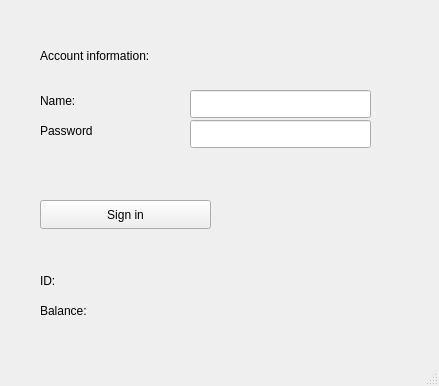
The window that student.ui (OmarAlmek/library2) describes before a commit, drawn with Qt 5.
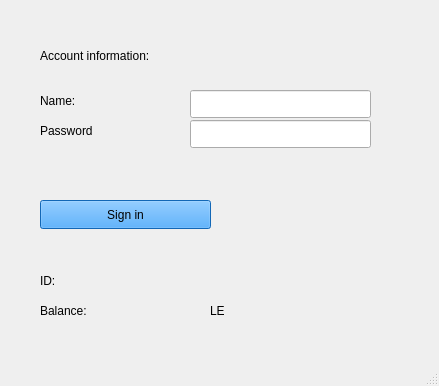
The same window after the commit.

```diff
--- a/student.ui
+++ b/student.ui
@@ -13,6 +13,9 @@
   <property name="windowTitle">
    <string>Student</string>
   </property>
+  <property name="styleSheet">
+   <string notr="true"/>
+  </property>
   <widget class="QWidget" name="centralwidget">
    <widget class="QLabel" name="label">
     <property name="geometry">
@@ -82,6 +85,9 @@
       <height>29</height>
      </rect>
     </property>
+    <property name="styleSheet">
+     <string notr="true">background-color: rgb(25, 144, 255);</string>
+    </property>
     <property name="text">
      <string>Sign in</string>
     </property>
@@ -151,6 +157,19 @@
      <string/>
     </property>
    </widget>
+   <widget class="QLabel" name="label_balance_2">
+    <property name="geometry">
+     <rect>
+      <x>210</x>
+      <y>300</y>
+      <width>161</width>
+      <height>21</height>
+     </rect>
+    </property>
+    <property name="text">
+     <string>LE</string>
+    </property>
+   </widget>
   </widget>
   <widget class="QMenuBar" name="menubar">
    <property name="geometry">
```
Left out of the diff: 3 changed lines with no effect on the pictures.
